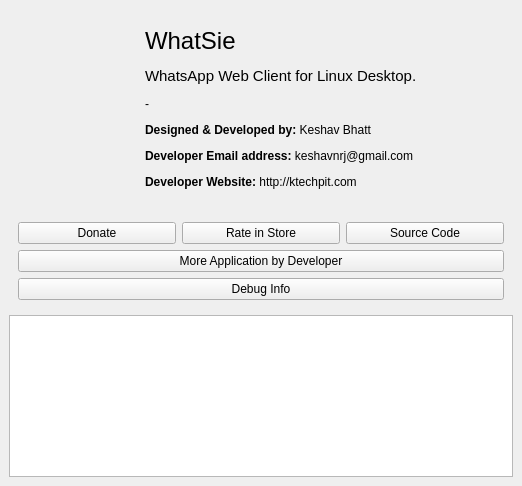
First picture: the form in src/about.ui, repository keshavbhatt/music-radar, before the edit.
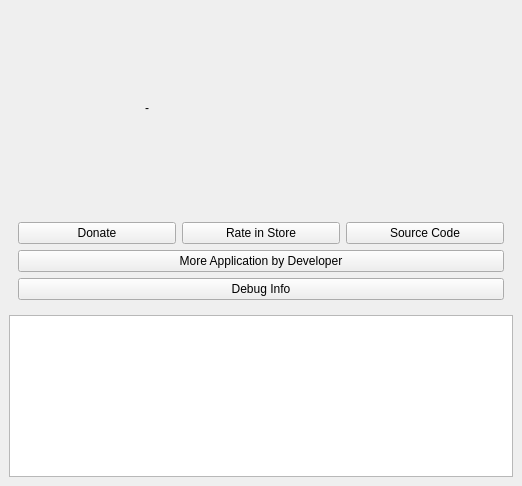
Second picture: the form after the edit. Icons and pictures are not drawn.

```diff
--- a/src/about.ui
+++ b/src/about.ui
@@ -114,12 +114,7 @@
             <item>
              <widget class="QLabel" name="appNameDesc">
               <property name="text">
-               <string>&lt;!DOCTYPE HTML PUBLIC &quot;-//W3C//DTD HTML 4.0//EN&quot; &quot;http://www.w3.org/TR/REC-html40/strict.dtd&quot;&gt;
-&lt;html&gt;&lt;head&gt;&lt;meta name=&quot;qrichtext&quot; content=&quot;1&quot; /&gt;&lt;style type=&quot;text/css&quot;&gt;
-p, li { white-space: pre-wrap; }
-&lt;/style&gt;&lt;/head&gt;&lt;body style=&quot; font-family:'Ubuntu'; font-size:11pt; font-weight:400; font-style:normal;&quot;&gt;
-&lt;p style=&quot; margin-top:12px; margin-bottom:12px; margin-left:0px; margin-right:0px; -qt-block-indent:0; text-indent:0px;&quot;&gt;&lt;span style=&quot; font-size:18pt;&quot;&gt;WhatSie&lt;/span&gt;&lt;/p&gt;
-&lt;p style=&quot; margin-top:12px; margin-bottom:12px; margin-left:0px; margin-right:0px; -qt-block-indent:0; text-indent:0px;&quot;&gt;WhatsApp Web Client for Linux Desktop.&lt;/p&gt;&lt;/body&gt;&lt;/html&gt;</string>
+               <string/>
               </property>
               <property name="wordWrap">
                <bool>true</bool>
@@ -139,7 +134,10 @@
             <item>
              <widget class="QLabel" name="desc2">
               <property name="text">
-               <string>&lt;html&gt;&lt;head/&gt;&lt;body&gt;&lt;p&gt;&lt;span style=&quot; font-weight:600;&quot;&gt;Designed &amp;amp; Developed by:&lt;/span&gt; Keshav Bhatt &lt;/p&gt;&lt;p&gt;&lt;span style=&quot; font-weight:600;&quot;&gt;Developer Email address: &lt;/span&gt;keshavnrj@gmail.com&lt;/p&gt;&lt;p&gt;&lt;span style=&quot; font-weight:600;&quot;&gt;Developer Website:&lt;/span&gt; http://ktechpit.com&lt;/p&gt;&lt;/body&gt;&lt;/html&gt;</string>
+               <string/>
+              </property>
+              <property name="textInteractionFlags">
+               <set>Qt::LinksAccessibleByMouse|Qt::TextSelectableByMouse</set>
               </property>
              </widget>
             </item>
```
Left out of the diff: 6 changed lines with no effect on the pictures.
